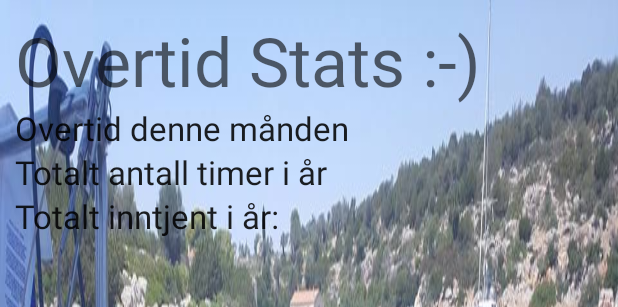
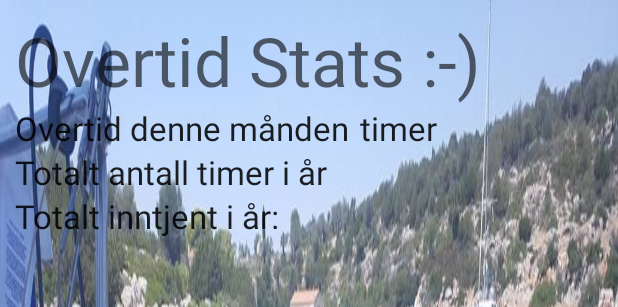
Before and after one commit to Morteen/OverTime, an Android app: the layout fragment_fragment_one2.xml on its own in the app's theme, with its tools: preview values and no code run, on a phone screen of 412 x 824 dp. Shown: the top 307 px of the screen. Run offline under Robolectric (Android 15) with nearby library versions, the phone set to English and light mode, and no system bars.

```diff
--- a/OvertidApp/app/src/main/res/layout/fragment_fragment_one2.xml
+++ b/OvertidApp/app/src/main/res/layout/fragment_fragment_one2.xml
@@ -28,15 +28,18 @@
 
         <TextView
             android:id="@+id/labelforTotTimerDenneMnd"
-            android:layout_width="match_parent"
+            android:layout_width="wrap_content"
             android:layout_height="wrap_content"
             android:text="Overtid denne månden"
             android:textAppearance="@style/TextAppearance.AppCompat.Large" />
 
         <TextView
             android:id="@+id/timerDenneMnd"
-            android:layout_width="match_parent"
+            android:layout_width="wrap_content"
             android:layout_height="wrap_content"
+            android:text="timer "
+            android:paddingLeft="5dp"
+            android:layout_marginLeft="2dp"
             android:textAppearance="@style/TextAppearance.AppCompat.Large" />
 
     </LinearLayout>
```
Also changed, not shown: OvertidApp/app/src/main/java/com/example/morten/overtidapp/FragmentOne.java (+7 -4 lines), OvertidApp/app/src/main/java/com/example/morten/overtidapp/MainActivity.java (+2 -7 lines), OvertidApp/app/src/main/java/com/example/morten/overtidapp/Overtid.java (+7 -1 lines).
